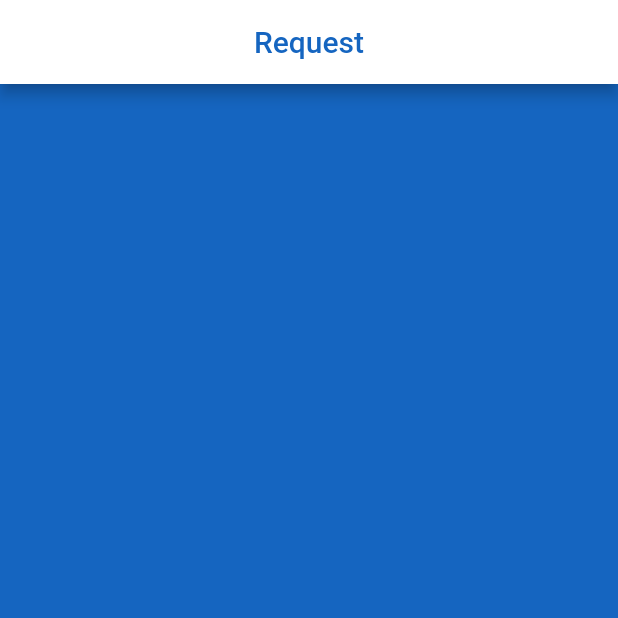
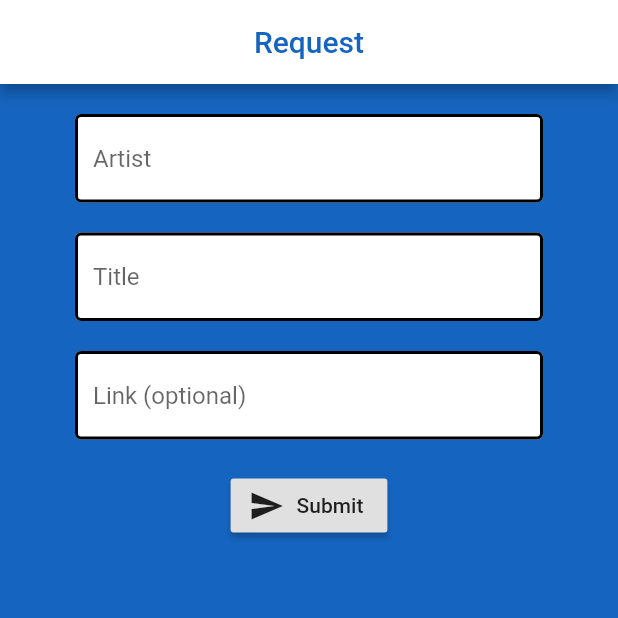
Before and after one commit to Lawful24/Studio-Application, a Flutter app: the Request screen opened directly, on a phone screen of 412 x 824 dp, the top half of it. Run offline on Flutter 3.47's test engine with Material 2 defaults, Android fonts, the phone set to English and light mode, and no system bars; our stand-ins replace cloud_firestore, firebase_auth, flutter_spinkit; accounts and stored records are empty; statements that could not run were skipped.

Commit message:
Menu pages navigation, Request page Form

```diff
--- a/lib/pages/authenticate/authenticate.dart
+++ b/lib/authenticate/authenticate.dart
@@ -1,6 +1,6 @@
 import 'package:flutter/material.dart';
-import 'package:studio_application/pages/authenticate/register.dart';
-import 'package:studio_application/pages/authenticate/sign_in.dart';
+import 'package:studio_application/authenticate/register.dart';
+import 'package:studio_application/authenticate/sign_in.dart';
 
 class Authenticate extends StatefulWidget {
   @override
--- a/lib/pages/home/wrapper.dart
+++ b/lib/home/wrapper.dart
@@ -1,8 +1,8 @@
 import 'package:flutter/material.dart';
 import 'package:provider/provider.dart';
 import 'package:studio_application/models/user.dart';
-import 'package:studio_application/pages/authenticate/authenticate.dart';
-import 'package:studio_application/pages/home/home.dart';
+import 'package:studio_application/authenticate/authenticate.dart';
+import 'package:studio_application/home/home.dart';
 
 class Wrapper extends StatelessWidget {
   @override
--- a/lib/pages/request.dart
+++ b/lib/pages/request.dart
@@ -1,4 +1,5 @@
 import 'package:flutter/material.dart';
+import 'package:studio_application/shared/constants.dart';
 
 class Request extends StatelessWidget {
   @override
@@ -15,6 +16,32 @@ class Request extends StatelessWidget {
         ),
         centerTitle: true,
       ),
+      body: Container(
+        padding: EdgeInsets.symmetric(vertical: 20.0, horizontal: 50.0),
+        child: Form(
+          child: Column(
+            children: <Widget>[
+              TextFormField(
+                decoration: textInputDecoration.copyWith(hintText: 'Artist'),
+              ),
+              SizedBox(height: 20.0),
+              TextFormField(
+                decoration: textInputDecoration.copyWith(hintText: 'Title'),
+              ),
+              SizedBox(height: 20.0),
+              TextFormField(
+                decoration: textInputDecoration.copyWith(hintText: 'Link (optional)'),
+              ),
+              SizedBox(height: 20.0),
+              RaisedButton.icon(
+                onPressed: () {},
+                icon: Icon(Icons.send),
+                label: Text('Submit'),
+              ),
+            ],
+          ),
+        ),
+      ),
     );
   }
 }
```
Also changed, not shown: lib/authenticate/sign_in.dart (added, +107 -0 lines), lib/main.dart (+2 -19 lines), lib/authenticate/register.dart (renamed from lib/pages/authenticate/register.dart), lib/home/song_list.dart (renamed from lib/pages/home/song_list.dart).
